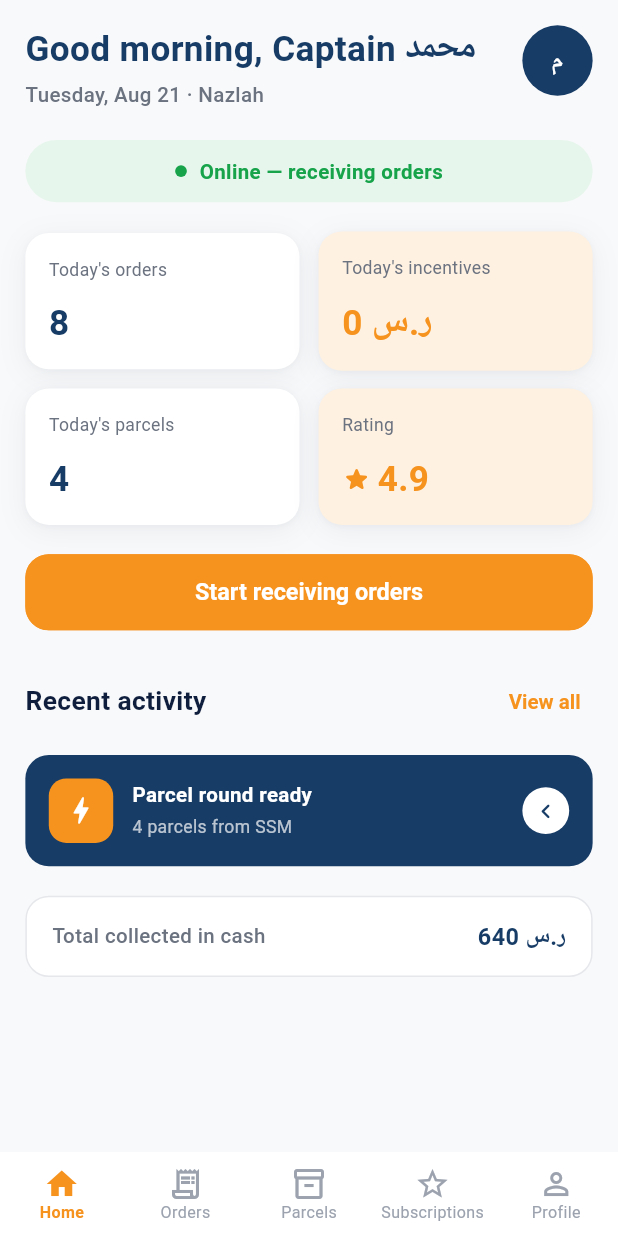
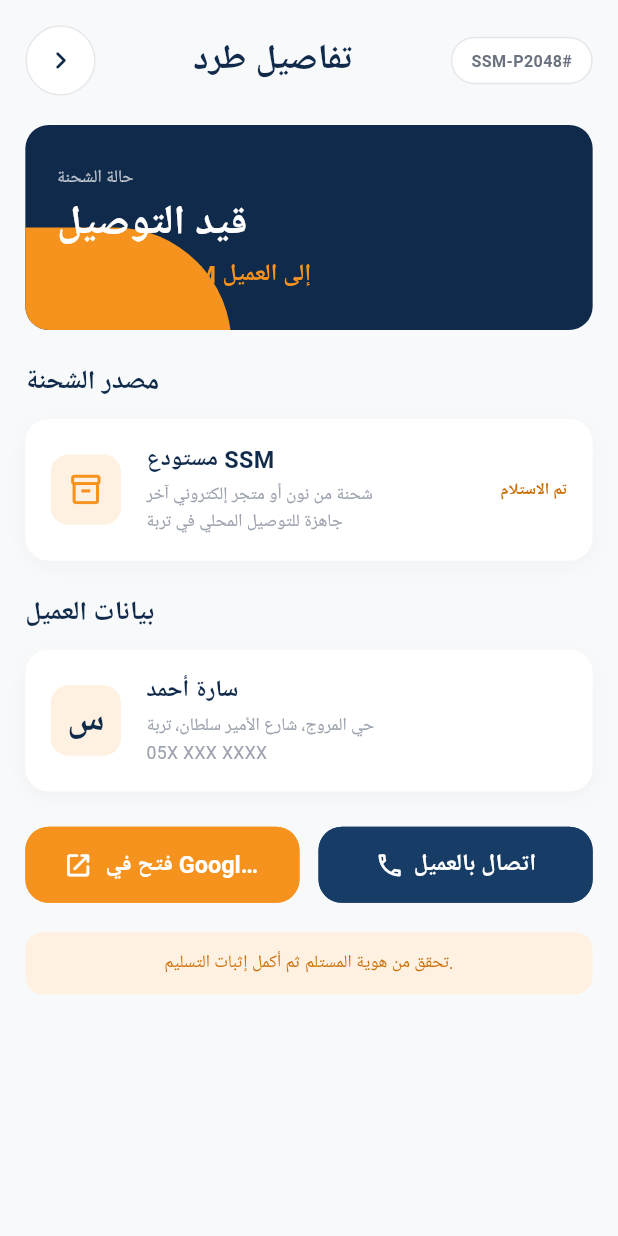
Before and after one commit to ibnRizk/ssm_driver, a Flutter app: the HomeScreen screen opened by its route, after a tap on "Parcel round ready", on a phone screen of 412 x 824 dp. Run offline on Flutter 3.47's test engine with Material 3 defaults, Android fonts, the phone set to English and light mode, and no system bars; our stand-ins replace cached_network_image, dartz, dio, equatable, flutter_bloc, flutter_screenutil and 9 more; accounts and stored records are empty; Roboto replaces fonts that are missing (Cairo).

Commit message:
feat: add parcel details screen and related widgets, update routing and navigation

```diff
--- a/lib/config/routes/app_routes.dart
+++ b/lib/config/routes/app_routes.dart
@@ -12,6 +12,7 @@ import '../../features/orders/presentation/screens/order_trip_screen.dart';
 import '../../features/orders/presentation/screens/orders_screen.dart';
 import '../../features/orders/presentation/screens/pickup_confirmation_screen.dart';
 import '../../features/orders/presentation/screens/proof_of_delivery_screen.dart';
+import '../../features/parcels/presentation/screens/parcel_details_screen.dart';
 import '../../features/parcels/presentation/screens/parcels_screen.dart';
 import '../../features/profile/presentation/screens/profile_screen.dart';
 import '../../features/subscriptions/presentation/screens/subscriptions_screen.dart';
@@ -32,15 +33,14 @@ abstract class AppRoutes {
   static const String photoViewer = '/photo-viewer';
   static const String incomingOrder = '/incoming-order';
   static const String orderTrip = '/order-trip';
-  static const String navigateToStore =
-      '/navigate-to-store';
+  static const String navigateToStore = '/navigate-to-store';
   static const String pickupConfirmation = '/pickup-confirmation';
   static const String deliveryToCustomer = '/delivery-to-customer';
   static const String proofOfDelivery = '/proof-of-delivery';
+  static const String parcelDetails = '/parcel-details';
 
   // --- Names (for context.goNamed / context.pushNamed) ---
   static const String loginName = 'login';
-  static const String registerName = 'register';
   static const String homeName = 'home';
   static const String ordersName = 'orders';
   static const String parcelsName = 'parcels';
@@ -49,11 +49,11 @@ abstract class AppRoutes {
   static const String photoViewerName = 'photoViewer';
   static const String incomingOrderName = 'incomingOrder';
   static const String orderTripName = 'orderTrip';
-  static const String navigateToStoreName =
-      'navigateToStore';
+  static const String navigateToStoreName = 'navigateToStore';
   static const String pickupConfirmationName = 'pickupConfirmation';
   static const String deliveryToCustomerName = 'deliveryToCustomer';
   static const String proofOfDeliveryName = 'proofOfDelivery';
+  static const String parcelDetailsName = 'parcelDetails';
 
   static final GoRouter router = GoRouter(
     initialLocation: login,
@@ -190,6 +190,12 @@ abstract class AppRoutes {
         name: proofOfDeliveryName,
         builder: (_, __) => const ProofOfDeliveryScreen(),
       ),
+
+      GoRoute(
+        path: parcelDetails,
+        name: parcelDetailsName,
+        builder: (_, __) => const ParcelDetailsScreen(),
+      ),
     ],
     errorBuilder: (_, GoRouterState state) => Scaffold(
       body: Center(
--- a/lib/features/home/presentation/pages/home_screen.dart
+++ b/lib/features/home/presentation/pages/home_screen.dart
@@ -126,7 +126,7 @@ class HomeScreen extends StatelessWidget {
                   _activityStore,
                 ),
                 onTap: () {
-                  // TODO: Open the parcel round's detail screen.
+                  context.pushNamed(AppRoutes.parcelDetailsName);
                 },
               ),
               SizedBox(height: AppSpacing.lg.h),
--- /dev/null
+++ b/lib/features/parcels/presentation/screens/parcel_details_screen.dart
@@ -0,0 +1,64 @@
+import 'package:flutter/material.dart';
+import 'package:flutter_screenutil/flutter_screenutil.dart';
+
+import '../../../../core/theme/app_colors.dart';
+import '../../../../core/theme/app_dimens.dart';
+import '../../../../core/theme/app_text_styles.dart';
+import '../../../orders/presentation/widgets/maps_call_buttons.dart';
+import '../widgets/parcel_details_customer_card.dart';
+import '../widgets/parcel_details_footer_banner.dart';
+import '../widgets/parcel_details_header.dart';
+import '../widgets/parcel_details_source_card.dart';
+import '../widgets/parcel_details_status_card.dart';
+
+class ParcelDetailsScreen extends StatelessWidget {
+  const ParcelDetailsScreen({super.key});
+
+  static const String _parcelId = 'SSM-P2048#';
+
+  @override
+  Widget build(BuildContext context) {
+    final AppColors c = context.colors;
+
+    return Scaffold(
+      backgroundColor: c.background,
+      body: SafeArea(
+        child: SingleChildScrollView(
+          padding: EdgeInsets.all(AppSpacing.screen.w),
+          child: Column(
+            crossAxisAlignment: CrossAxisAlignment.stretch,
+            children: <Widget>[
+              const ParcelDetailsHeader(parcelId: _parcelId),
+              SizedBox(height: AppSpacing.lg.h),
+              const ParcelDetailsStatusCard(),
+              SizedBox(height: AppSpacing.xl.h),
+              Text(
+                'مصدر الشحنة',
+                style: AppTextStyles.h2(color: c.primaryDark),
+              ),
+              SizedBox(height: AppSpacing.sm.h),
+              const ParcelDetailsSourceCard(),
+              SizedBox(height: AppSpacing.xl.h),
+              Text(
+                'بيانات العميل',
+                style: AppTextStyles.h2(color: c.primaryDark),
+              ),
+              SizedBox(height: AppSpacing.sm.h),
+              const ParcelDetailsCustomerCard(),
+              SizedBox(height: AppSpacing.xl.h),
+              MapsCallButtons(
+                mapsLabel: 'فتح في Google Maps',
+                callLabel: 'اتصال بالعميل',
+                onMapsTap: () {},
+                onCallTap: () {},
+              ),
+              SizedBox(height: AppSpacing.lg.h),
+              const ParcelDetailsFooterBanner(),
+              SizedBox(height: AppSpacing.lg.h),
+            ],
+          ),
+        ),
+      ),
+    );
+  }
+}
--- a/lib/features/parcels/presentation/screens/parcels_screen.dart
+++ b/lib/features/parcels/presentation/screens/parcels_screen.dart
@@ -4,6 +4,8 @@ import 'package:flutter_screenutil/flutter_screenutil.dart';
 import '../../../../core/theme/app_colors.dart';
 import '../../../../core/theme/app_dimens.dart';
 import '../../../../core/widgets/app_button.dart';
+import '../../../../config/routes/app_routes.dart';
+import 'package:go_router/go_router.dart';
 import '../widgets/parcel_route_card.dart';
 import '../widgets/parcels_header.dart';
 import '../widgets/parcels_list_header.dart';
@@ -31,28 +33,37 @@ class ParcelsScreen extends StatelessWidget {
                   SizedBox(height: AppSpacing.xl.h),
                   const ParcelsListHeader(),
                   SizedBox(height: AppSpacing.md.h),
-                  const ParcelRouteCard(
+                  ParcelRouteCard(
                     orderId: 'SSM-P2048#',
                     customerDetails: 'سارة أحمد • حي المروج',
                     phone: '05X XXX XXXX',
                     station: 'المحطة 1',
                     status: 'قيد التوصيل',
+                    onTap: () {
+                      context.pushNamed(AppRoutes.parcelDetailsName);
+                    },
                   ),
                   SizedBox(height: AppSpacing.md.h),
-                  const ParcelRouteCard(
+                  ParcelRouteCard(
                     orderId: 'SSM-P2049#',
                     customerDetails: 'خالد العتيبي • حي الملك فهد',
                     phone: '05X XXX XXXX',
                     station: 'المحطة 2',
                     status: 'بانتظار الاستلام',
+                    onTap: () {
+                      context.pushNamed(AppRoutes.parcelDetailsName);
+                    },
                   ),
                   SizedBox(height: AppSpacing.md.h),
-                  const ParcelRouteCard(
+                  ParcelRouteCard(
                     orderId: 'SSM-P2050#',
                     customerDetails: 'نورة محمد • حي النخيل',
                     phone: '05X XXX XXXX',
                     station: 'المحطة 3',
                     status: 'بانتظار الاستلام',
+                    onTap: () {
+                      context.pushNamed(AppRoutes.parcelDetailsName);
+                    },
                   ),
                 ],
               ),
--- /dev/null
+++ b/lib/features/parcels/presentation/widgets/parcel_details_customer_card.dart
@@ -0,0 +1,65 @@
+import 'package:flutter/material.dart';
+import 'package:flutter_screenutil/flutter_screenutil.dart';
+
+import '../../../../core/theme/app_colors.dart';
+import '../../../../core/theme/app_dimens.dart';
+import '../../../../core/theme/app_text_styles.dart';
+
+class ParcelDetailsCustomerCard extends StatelessWidget {
+  const ParcelDetailsCustomerCard({super.key});
+
+  @override
+  Widget build(BuildContext context) {
+    final AppColors c = context.colors;
+
+    return Container(
+      padding: EdgeInsets.all(AppSpacing.md.w),
+      decoration: BoxDecoration(
+        color: c.surface,
+        borderRadius: BorderRadius.circular(AppRadius.lg.r),
+        boxShadow: const <BoxShadow>[
+          BoxShadow(
+            color: Palette.shadowHairline,
+            blurRadius: 10,
+            offset: Offset(0, 4),
+          ),
+        ],
+      ),
+      child: Row(
+        crossAxisAlignment: CrossAxisAlignment.center,
+        children: <Widget>[
+          Container(
+            width: 48.r,
+            height: 48.r,
+            decoration: BoxDecoration(
+              color: c.secondaryLight,
+              borderRadius: BorderRadius.circular(AppRadius.md.r),
+            ),
+            alignment: Alignment.center,
+            child: Text(
+              'س',
+              style: AppTextStyles.h1(color: c.primaryDark).copyWith(fontSize: 24.sp),
+            ),
+          ),
+          SizedBox(width: AppSpacing.md.w),
+          Expanded(
+            child: Column(
+              crossAxisAlignment: CrossAxisAlignment.start,
+              children: <Widget>[
+                Text(
+                  'سارة أحمد',
+                  style: AppTextStyles.title(color: c.primaryDark),
+                ),
+                SizedBox(height: AppSpacing.xxs.h),
+                Text(
+                  'حي المروج، شارع الأمير سلطان، تربة\n05X XXX XXXX',
+                  style: AppTextStyles.caption(color: c.textHint),
+                ),
+              ],
+            ),
+          ),
+        ],
+      ),
+    );
+  }
+}
--- /dev/null
+++ b/lib/features/parcels/presentation/widgets/parcel_details_footer_banner.dart
@@ -0,0 +1,32 @@
+import 'package:flutter/material.dart';
+import 'package:flutter_screenutil/flutter_screenutil.dart';
+
+import '../../../../core/theme/app_colors.dart';
+import '../../../../core/theme/app_dimens.dart';
+import '../../../../core/theme/app_text_styles.dart';
+
+class ParcelDetailsFooterBanner extends StatelessWidget {
+  const ParcelDetailsFooterBanner({super.key});
+
+  @override
+  Widget build(BuildContext context) {
+    final AppColors c = context.colors;
+
+    return Container(
+      padding: EdgeInsets.symmetric(
+        horizontal: AppSpacing.md.w,
+        vertical: AppSpacing.sm.h,
+      ),
+      decoration: BoxDecoration(
+        color: c.secondaryLight,
+        borderRadius: BorderRadius.circular(AppRadius.md.r),
+      ),
+      alignment: Alignment.center,
+      child: Text(
+        'تحقق من هوية المستلم ثم أكمل إثبات التسليم.',
+        style: AppTextStyles.caption(color: c.secondaryDark),
+        textAlign: TextAlign.center,
+      ),
+    );
+  }
+}
--- /dev/null
+++ b/lib/features/parcels/presentation/widgets/parcel_details_header.dart
@@ -0,0 +1,61 @@
+import 'package:flutter/material.dart';
+import 'package:flutter_screenutil/flutter_screenutil.dart';
+
+import '../../../../core/theme/app_colors.dart';
+import '../../../../core/theme/app_dimens.dart';
+import '../../../../core/theme/app_text_styles.dart';
+
+class ParcelDetailsHeader extends StatelessWidget {
+  final String parcelId;
+
+  const ParcelDetailsHeader({super.key, required this.parcelId});
+
+  @override
+  Widget build(BuildContext context) {
+    final AppColors c = context.colors;
+
+    return Row(
+      children: <Widget>[
+        Material(
+          color: c.surface,
+          shape: CircleBorder(side: BorderSide(color: c.border)),
+          child: InkWell(
+            customBorder: const CircleBorder(),
+            onTap: () => Navigator.of(context).maybePop(),
+            child: Padding(
+              padding: EdgeInsets.all(AppSpacing.sm.r),
+              child: Icon(
+                Icons.chevron_right_rounded,
+                color: c.primaryDark,
+                size: 24.r,
+              ),
+            ),
+          ),
+        ),
+        Expanded(
+          child: Center(
+            child: Text(
+              'تفاصيل طرد',
+              style: AppTextStyles.h1(color: c.primaryDark).copyWith(fontSize: 24.sp),
+            ),
+          ),
+        ),
+        Container(
+          padding: EdgeInsets.symmetric(
+            horizontal: AppSpacing.sm.w,
+            vertical: AppSpacing.xs.h,
+          ),
+          decoration: BoxDecoration(
+            color: c.surface,
+            borderRadius: BorderRadius.circular(AppRadius.pill),
+            border: Border.all(color: c.border),
+          ),
+          child: Text(
+            parcelId,
+            style: AppTextStyles.label(color: c.textSecondary),
+          ),
+        ),
+      ],
+    );
+  }
+}
--- /dev/null
+++ b/lib/features/parcels/presentation/widgets/parcel_details_source_card.dart
@@ -0,0 +1,69 @@
+import 'package:flutter/material.dart';
+import 'package:flutter_screenutil/flutter_screenutil.dart';
+
+import '../../../../core/theme/app_colors.dart';
+import '../../../../core/theme/app_dimens.dart';
+import '../../../../core/theme/app_text_styles.dart';
+
+class ParcelDetailsSourceCard extends StatelessWidget {
+  const ParcelDetailsSourceCard({super.key});
+
+  @override
+  Widget build(BuildContext context) {
+    final AppColors c = context.colors;
+
+    return Container(
+      padding: EdgeInsets.all(AppSpacing.md.w),
+      decoration: BoxDecoration(
+        color: c.surface,
+        borderRadius: BorderRadius.circular(AppRadius.lg.r),
+        boxShadow: const <BoxShadow>[
+          BoxShadow(
+            color: Palette.shadowHairline,
+            blurRadius: 10,
+            offset: Offset(0, 4),
+          ),
+        ],
+      ),
+      child: Row(
+        crossAxisAlignment: CrossAxisAlignment.center,
+        children: <Widget>[
+          Container(
+            padding: EdgeInsets.all(12.r),
+            decoration: BoxDecoration(
+              color: c.secondaryLight,
+              borderRadius: BorderRadius.circular(AppRadius.md.r),
+            ),
+            child: Icon(
+              Icons.inventory_2_outlined,
+              color: c.secondary,
+              size: 24.r,
+            ),
+          ),
+          SizedBox(width: AppSpacing.md.w),
+          Expanded(
+            child: Column(
+              crossAxisAlignment: CrossAxisAlignment.start,
+              children: <Widget>[
+                Text(
+                  'مستودع SSM',
+                  style: AppTextStyles.title(color: c.primaryDark),
+                ),
+                SizedBox(height: AppSpacing.xxs.h),
+                Text(
+                  'شحنة من نون أو متجر إلكتروني آخر\nجاهزة للتوصيل المحلي في تربة',
+                  style: AppTextStyles.caption(color: c.textHint),
+                ),
+              ],
+            ),
+          ),
+          SizedBox(width: AppSpacing.sm.w),
+          Text(
+            'تم الاستلام',
+            style: AppTextStyles.label(color: c.secondaryDark),
+          ),
+        ],
+      ),
+    );
+  }
+}
--- /dev/null
+++ b/lib/features/parcels/presentation/widgets/parcel_details_status_card.dart
@@ -0,0 +1,67 @@
+import 'package:flutter/material.dart';
+import 'package:flutter_screenutil/flutter_screenutil.dart';
+
+import '../../../../core/theme/app_colors.dart';
+import '../../../../core/theme/app_dimens.dart';
+import '../../../../core/theme/app_text_styles.dart';
+
+class ParcelDetailsStatusCard extends StatelessWidget {
+  const ParcelDetailsStatusCard({super.key});
+
+  @override
+  Widget build(BuildContext context) {
+    final AppColors c = context.colors;
+
+    return Container(
+      height: 140.h,
+      decoration: BoxDecoration(
+        color: c.primaryDark,
+        borderRadius: BorderRadius.circular(AppRadius.lg.r),
+      ),
+      clipBehavior: Clip.antiAlias,
+      child: Stack(
+        children: <Widget>[
+          // Left side organic wave
+          Positioned(
+            left: -30.w,
+            bottom: -50.h,
+            child: Container(
+              width: 160.w,
+              height: 120.h,
+              decoration: BoxDecoration(
+                color: c.secondary,
+                borderRadius: BorderRadius.only(
+                  topRight: Radius.circular(80.r),
+                ),
+              ),
+            ),
+          ),
+          // Content
+          Padding(
+            padding: EdgeInsets.all(AppSpacing.lg.w),
+            child: Column(
+              crossAxisAlignment: CrossAxisAlignment.start, // RTL -> Right aligned
+              mainAxisAlignment: MainAxisAlignment.center,
+              children: <Widget>[
+                Text(
+                  'حالة الشحنة',
+                  style: AppTextStyles.caption(color: Colors.white70),
+                ),
+                SizedBox(height: AppSpacing.xxs.h),
+                Text(
+                  'قيد التوصيل',
+                  style: AppTextStyles.h1(color: Colors.white).copyWith(fontSize: 28.sp),
+                ),
+                SizedBox(height: AppSpacing.xxs.h),
+                Text(
+                  'من مستودع SSM إلى العميل',
+                  style: AppTextStyles.title(color: c.secondary),
+                ),
+              ],
+            ),
+          ),
+        ],
+      ),
+    );
+  }
+}
--- a/lib/features/parcels/presentation/widgets/parcel_route_card.dart
+++ b/lib/features/parcels/presentation/widgets/parcel_route_card.dart
@@ -11,6 +11,7 @@ class ParcelRouteCard extends StatelessWidget {
   final String phone;
   final String station;
   final String status;
+  final VoidCallback? onTap;
 
   const ParcelRouteCard({
     super.key,
@@ -19,6 +20,7 @@ class ParcelRouteCard extends StatelessWidget {
     required this.phone,
     required this.station,
     required this.status,
+    this.onTap,
   });
 
   @override
@@ -26,11 +28,16 @@ class ParcelRouteCard extends StatelessWidget {
     final AppColors c = context.colors;
     final bool isInDelivery = status == 'قيد التوصيل';
 
-    return Container(
+    return InkWell(
+      onTap: onTap,
+      borderRadius: BorderRadius.circular(AppRadius.lg.r),
+      child: Container(
         padding: EdgeInsets.all(AppSpacing.md.w),
         decoration: BoxDecoration(
           color: c.surface,
-        borderRadius: BorderRadius.circular(AppRadius.lg.r),
+          borderRadius: BorderRadius.circular(
+            AppRadius.lg.r,
+          ),
           boxShadow: const <BoxShadow>[
             BoxShadow(
               color: Palette.shadowHairline,
@@ -48,7 +55,9 @@ class ParcelRouteCard extends StatelessWidget {
                   padding: EdgeInsets.all(10.r),
                   decoration: BoxDecoration(
                     color: c.secondaryLight,
-                  borderRadius: BorderRadius.circular(AppRadius.sm.r),
+                    borderRadius: BorderRadius.circular(
+                      AppRadius.sm.r,
+                    ),
                   ),
                   child: Icon(
                     Icons.inventory_2_outlined,
@@ -59,16 +68,21 @@ class ParcelRouteCard extends StatelessWidget {
                 SizedBox(width: AppSpacing.md.w),
                 Expanded(
                   child: Column(
-                  crossAxisAlignment: CrossAxisAlignment.start,
+                    crossAxisAlignment:
+                        CrossAxisAlignment.start,
                     children: <Widget>[
                       Text(
                         orderId,
-                      style: AppTextStyles.title(color: c.primaryDark),
+                        style: AppTextStyles.title(
+                          color: c.primaryDark,
+                        ),
                       ),
                       SizedBox(height: AppSpacing.xxs.h),
                       Text(
                         customerDetails,
-                      style: AppTextStyles.caption(color: c.textHint),
+                        style: AppTextStyles.caption(
+                          color: c.textHint,
+                        ),
                       ),
                     ],
                   ),
@@ -79,13 +93,19 @@ class ParcelRouteCard extends StatelessWidget {
                     vertical: AppSpacing.xxs.h,
                   ),
                   decoration: BoxDecoration(
-                  color: isInDelivery ? c.successLight : c.secondaryLight,
-                  borderRadius: BorderRadius.circular(AppRadius.pill),
+                    color: isInDelivery
+                        ? c.successLight
+                        : c.secondaryLight,
+                    borderRadius: BorderRadius.circular(
+                      AppRadius.pill,
+                    ),
                   ),
                   child: Text(
                     status,
                     style: AppTextStyles.label(
-                    color: isInDelivery ? c.success : c.secondaryDark,
+                      color: isInDelivery
+                          ? c.success
+                          : c.secondaryDark,
                     ),
                   ),
                 ),
@@ -95,20 +115,26 @@ class ParcelRouteCard extends StatelessWidget {
             Divider(color: c.border, height: 1),
             SizedBox(height: AppSpacing.md.h),
             Row(
-            mainAxisAlignment: MainAxisAlignment.spaceBetween,
+              mainAxisAlignment:
+                  MainAxisAlignment.spaceBetween,
               children: <Widget>[
                 Text(
                   station,
-                style: AppTextStyles.title(color: c.primaryDark),
+                  style: AppTextStyles.title(
+                    color: c.primaryDark,
+                  ),
                 ),
                 Text(
                   phone,
-                style: AppTextStyles.body(color: c.textHint),
+                  style: AppTextStyles.body(
+                    color: c.textHint,
+                  ),
                 ),
               ],
             ),
           ],
         ),
+      ),
     );
   }
 }
```
Lines whose indentation alone changed are shown as unchanged.
